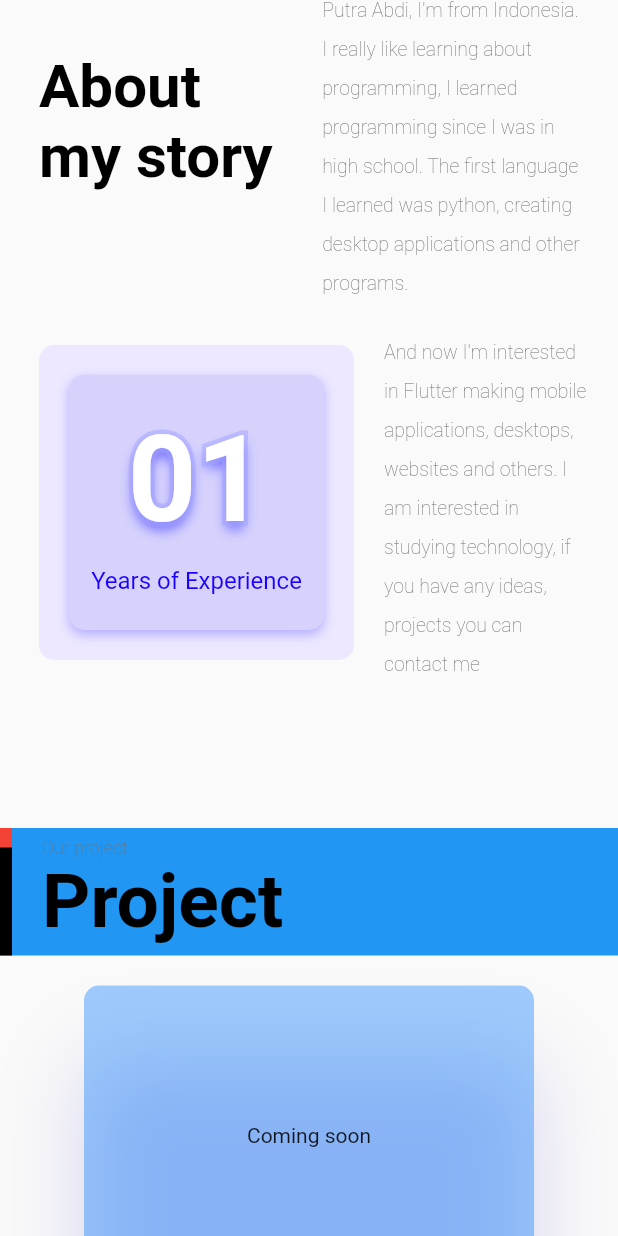
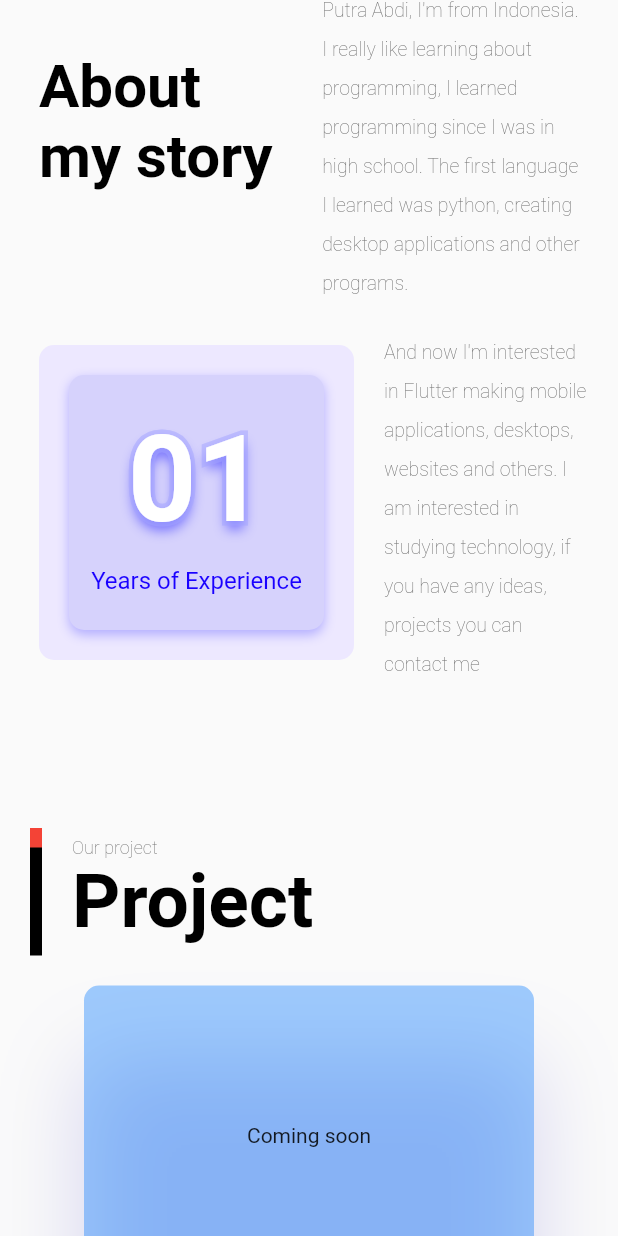
Before and after one commit to kisahtegar/my_portfolio, a Flutter app: the screen it shows after launch, scrolled down 576 dp, on a phone screen of 412 x 824 dp. Run offline on Flutter 3.47's test engine with Material 2 defaults, Android fonts, the phone set to English and light mode, and no system bars; our stand-ins replace font_awesome_flutter, responsive_framework.

Commit message:
adding Section title

```diff
--- a/lib/consts.dart
+++ b/lib/consts.dart
@@ -159,6 +159,24 @@ class ResponsiveAboutConst {
   ];
 }
 
+class ResponsiveProjectConst {}
+
+class ResponsiveSectionTitleConst {
+  static final List<Condition<double>> containerMaxWidth = [
+    const Condition.smallerThan(name: "590", value: 455.0),
+    const Condition.smallerThan(name: "690", value: 555.0),
+    const Condition.smallerThan(name: "790", value: 660.0),
+    const Condition.smallerThan(name: "866", value: 720.0),
+    const Condition.smallerThan(name: TABLET, value: 770.0),
+    const Condition.smallerThan(name: DESKTOP, value: 900.0),
+  ];
+
+  static final List<Condition<double>> containerHeight = [
+    const Condition.smallerThan(name: TABLET, value: 770.0),
+    const Condition.smallerThan(name: DESKTOP, value: 900.0),
+  ];
+}
+
 class AboutSectionConst {
   static const String aboutMyStory =
       "Hi, my name is Kisah Tegar Putra Abdi, I'm from Indonesia. I really like learning about programming, I learned programming since I was in high school. The first language I learned was python, creating desktop applications and other programs.";
--- a/lib/view/pages/sections/project_section/project_section.dart
+++ b/lib/view/pages/sections/project_section/project_section.dart
@@ -1,6 +1,8 @@
 import 'package:flutter/material.dart';
 import 'package:my_portfolio/consts.dart';
 import 'package:responsive_framework/responsive_framework.dart';
+
+import '../widget/section_title.dart';
 
 class ProjectSection extends StatelessWidget {
   const ProjectSection({
@@ -49,97 +51,3 @@ class ProjectSection extends StatelessWidget {
     );
   }
 }
-
-class SectionTitle extends StatelessWidget {
-  final Color? color;
-  final String? subtitle;
-  final String? title;
-
-  const SectionTitle({
-    Key? key,
-    this.color,
-    this.title,
-    this.subtitle,
-  }) : super(key: key);
-
-  @override
-  Widget build(BuildContext context) {
-    return Container(
-      margin: const EdgeInsets.symmetric(vertical: kDefaultPadding),
-      constraints: BoxConstraints(
-        maxWidth: ResponsiveValue(
-          context,
-          defaultValue: 1100.0,
-          valueWhen: const [
-            Condition.smallerThan(name: DESKTOP, value: 900.0),
-          ],
-        ).value!,
-      ),
-      color: Colors.blue,
-      height: ResponsiveValue(
-        context,
-        defaultValue: 100.0,
-        valueWhen: const [
-          Condition.smallerThan(name: TABLET, value: 850.0),
-          Condition.smallerThan(name: DESKTOP, value: 85.0),
-        ],
-      ).value!,
-      child: Row(
-        children: [
-          Container(
-            margin: const EdgeInsets.only(right: kDefaultPadding),
-            padding: const EdgeInsets.only(bottom: 72),
-            width: 8,
-            height: ResponsiveValue(
-              context,
-              defaultValue: 100.0,
-              valueWhen: const [
-                Condition.smallerThan(name: DESKTOP, value: 85.0),
-              ],
-            ).value!,
-            color: Colors.black,
-            child: DecoratedBox(
-              decoration: BoxDecoration(
-                color: color,
-              ),
-            ),
-          ),
-          Column(
-            mainAxisAlignment: MainAxisAlignment.center,
-            crossAxisAlignment: CrossAxisAlignment.start,
-            children: [
-              Text(
-                subtitle!,
-                style: TextStyle(
-                  color: kTextColor,
-                  fontWeight: FontWeight.w200,
-                  fontSize: ResponsiveValue(
-                    context,
-                    defaultValue: 14.0,
-                    valueWhen: const [
-                      Condition.smallerThan(name: DESKTOP, value: 12.0),
-                    ],
-                  ).value!,
-                ),
-              ),
-              Text(
-                title!,
-                style: Theme.of(context).textTheme.displayMedium!.copyWith(
-                      color: Colors.black,
-                      fontWeight: FontWeight.bold,
-                      fontSize: ResponsiveValue(
-                        context,
-                        defaultValue: 56.0,
-                        valueWhen: const [
-                          Condition.smallerThan(name: DESKTOP, value: 50.0),
-                        ],
-                      ).value!,
-                    ),
-              ),
-            ],
-          ),
-        ],
-      ),
-    );
-  }
-}
--- /dev/null
+++ b/lib/view/pages/sections/widget/section_title.dart
@@ -0,0 +1,128 @@
+import 'package:flutter/material.dart';
+import 'package:responsive_framework/responsive_framework.dart';
+
+import '../../../../consts.dart';
+
+class SectionTitle extends StatelessWidget {
+  final Color? color;
+  final String? subtitle;
+  final String? title;
+
+  const SectionTitle({
+    Key? key,
+    this.color,
+    this.title,
+    this.subtitle,
+  }) : super(key: key);
+
+  @override
+  Widget build(BuildContext context) {
+    return Container(
+      margin: const EdgeInsets.symmetric(vertical: kDefaultPadding),
+      padding: EdgeInsets.symmetric(
+        horizontal: ResponsiveValue(
+          context,
+          defaultValue: 0.0,
+          valueWhen: const [
+            Condition.smallerThan(name: "690", value: 20.0),
+          ],
+        ).value!,
+      ),
+      constraints: BoxConstraints(
+        maxWidth: ResponsiveValue(
+          context,
+          defaultValue: 1100.0,
+          valueWhen: ResponsiveSectionTitleConst.containerMaxWidth,
+        ).value!,
+      ),
+      child: Row(
+        children: [
+          // Container Design
+          Container(
+            margin: const EdgeInsets.only(right: kDefaultPadding),
+            padding: EdgeInsets.only(
+              bottom: ResponsiveValue(
+                context,
+                defaultValue: 72.0,
+                valueWhen: const [
+                  Condition.smallerThan(name: "590", value: 30.0),
+                  Condition.smallerThan(name: "790", value: 45.0),
+                  Condition.smallerThan(name: TABLET, value: 65.0),
+                  Condition.smallerThan(name: DESKTOP, value: 72.0),
+                ],
+              ).value!,
+            ),
+            width: ResponsiveValue(
+              context,
+              defaultValue: 8.0,
+              valueWhen: const [
+                Condition.smallerThan(name: "590", value: 3.0),
+                Condition.smallerThan(name: "790", value: 5.0),
+                Condition.smallerThan(name: TABLET, value: 6.0),
+                Condition.smallerThan(name: DESKTOP, value: 8.0),
+              ],
+            ).value!,
+            height: ResponsiveValue(
+              context,
+              defaultValue: 100.0,
+              valueWhen: const [
+                Condition.smallerThan(name: "590", value: 35.0),
+                Condition.smallerThan(name: "790", value: 55.0),
+                Condition.smallerThan(name: TABLET, value: 75.0),
+                Condition.smallerThan(name: DESKTOP, value: 85.0),
+              ],
+            ).value!,
+            color: Colors.black,
+            child: DecoratedBox(
+              decoration: BoxDecoration(
+                color: color,
+              ),
+            ),
+          ),
+
+          // Subtitle and title
+          Column(
+            mainAxisAlignment: MainAxisAlignment.center,
+            crossAxisAlignment: CrossAxisAlignment.start,
+            children: [
+              Text(
+                subtitle!,
+                style: TextStyle(
+                  color: kTextColor,
+                  fontWeight: FontWeight.w200,
+                  fontSize: ResponsiveValue(
+                    context,
+                    defaultValue: 14.0,
+                    valueWhen: const [
+                      Condition.smallerThan(name: "590", value: 7.0),
+                      Condition.smallerThan(name: "790", value: 8.0),
+                      Condition.smallerThan(name: TABLET, value: 10.0),
+                      Condition.smallerThan(name: DESKTOP, value: 12.0),
+                    ],
+                  ).value!,
+                ),
+              ),
+              Text(
+                title!,
+                style: Theme.of(context).textTheme.displayMedium!.copyWith(
+                      color: Colors.black,
+                      fontWeight: FontWeight.bold,
+                      fontSize: ResponsiveValue(
+                        context,
+                        defaultValue: 56.0,
+                        valueWhen: const [
+                          Condition.smallerThan(name: "590", value: 20.0),
+                          Condition.smallerThan(name: "790", value: 30.0),
+                          Condition.smallerThan(name: TABLET, value: 40.0),
+                          Condition.smallerThan(name: DESKTOP, value: 50.0),
+                        ],
+                      ).value!,
+                    ),
+              ),
+            ],
+          ),
+        ],
+      ),
+    );
+  }
+}
```
